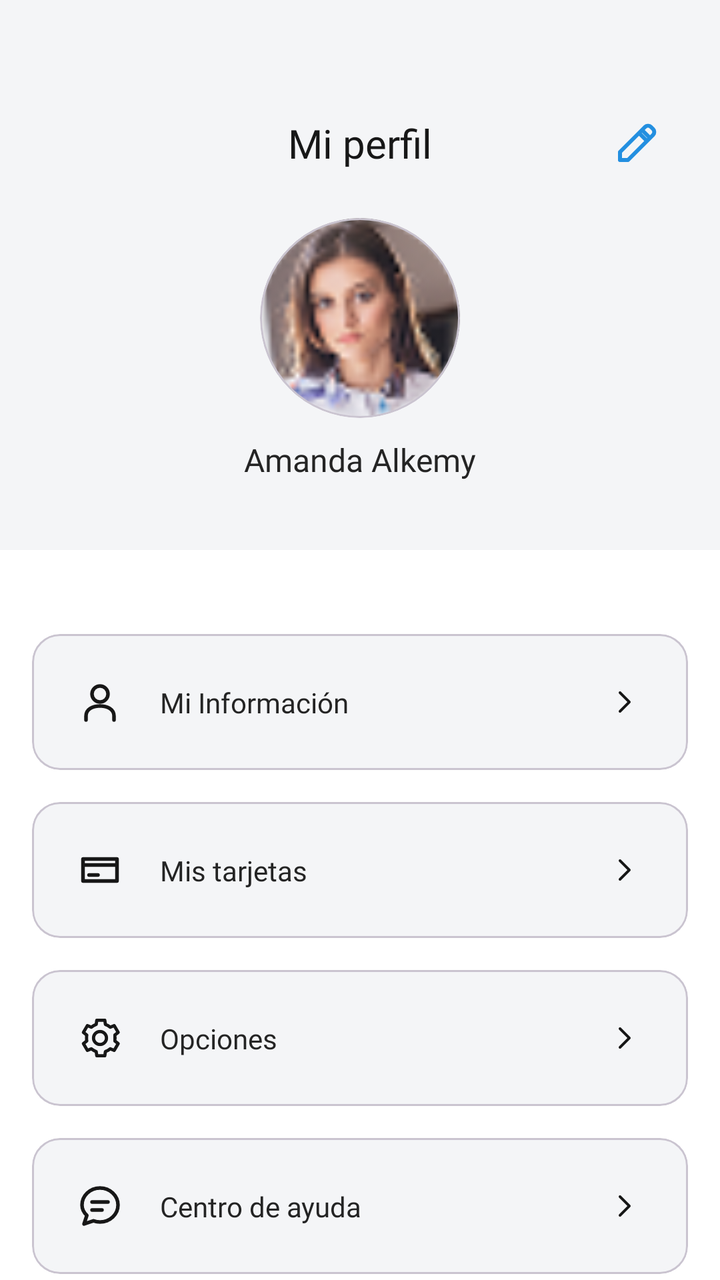
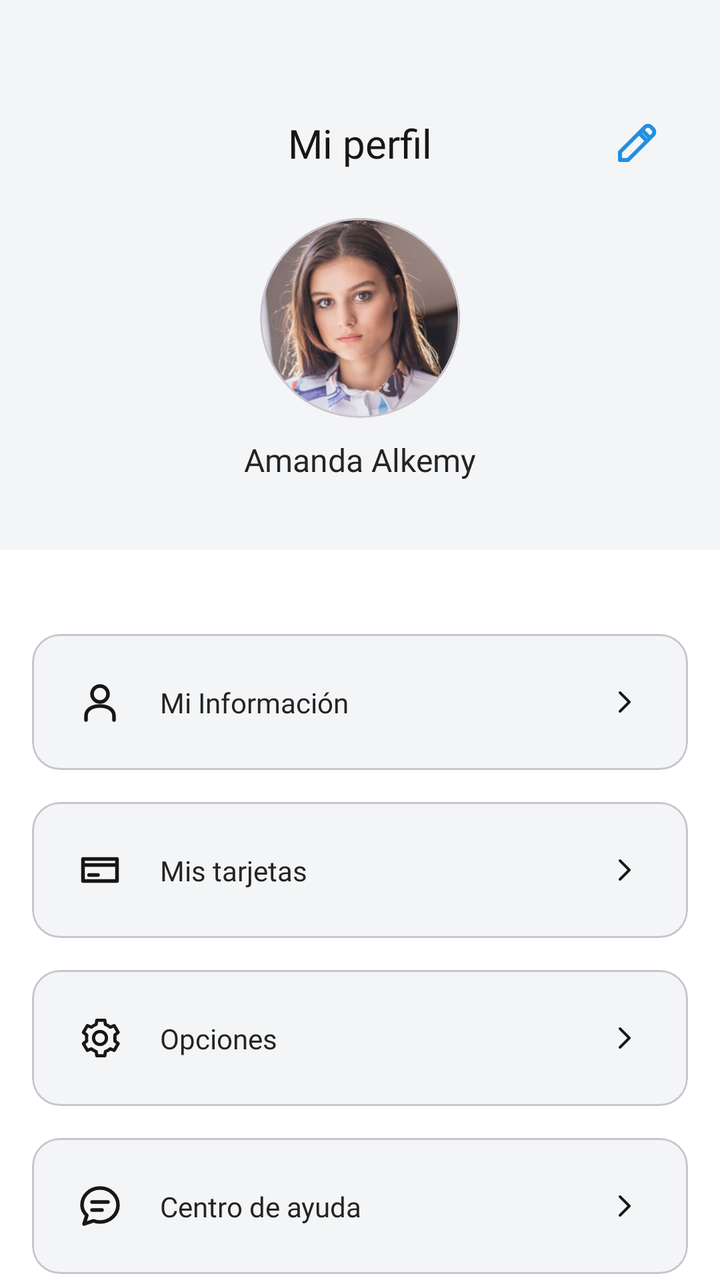

Screens rendered from an Android XML layout before and after an edit, with the pre-edit source and the edit as a unified diff.
<!-- AndroidManifest.xml: application theme Theme.ProyectoAlkeWallet -->
<!-- res/layout/activity_profile.xml -->
<?xml version="1.0" encoding="utf-8"?>
<androidx.constraintlayout.widget.ConstraintLayout xmlns:android="http://schemas.android.com/apk/res/android"
    xmlns:app="http://schemas.android.com/apk/res-auto"
    xmlns:tools="http://schemas.android.com/tools"
    android:id="@+id/main"
    android:layout_width="match_parent"
    android:layout_height="match_parent"
    android:background="@android:color/white"
    tools:context=".Profile">

    <View
        android:id="@+id/profile_header"
        android:layout_width="0dp"
        android:layout_height="275dp"
        android:background="#F4F5F7"
        app:layout_constraintEnd_toEndOf="parent"
        app:layout_constraintStart_toStartOf="parent"
        app:layout_constraintTop_toTopOf="parent" />

    <TextView
        android:id="@+id/tv_profile_title"
        android:layout_width="wrap_content"
        android:layout_height="wrap_content"
        android:layout_marginTop="58dp"
        android:fontFamily="@font/jua"
        android:text="@string/mi_perfil"
        android:textColor="#171717"
        android:textSize="20sp"
        app:layout_constraintEnd_toEndOf="parent"
        app:layout_constraintStart_toStartOf="parent"
        app:layout_constraintTop_toTopOf="parent" />

    <ImageView
        android:id="@+id/iv_edit_profile"
        android:layout_width="44dp"
        android:layout_height="44dp"
        android:layout_marginTop="50dp"
        android:layout_marginEnd="20dp"
        android:contentDescription="@string/editar_perfil"
        android:padding="10dp"
        android:src="@drawable/ic_edit_profile"
        app:layout_constraintEnd_toEndOf="parent"
        app:layout_constraintTop_toTopOf="parent"
        app:tint="#238FE0" />

    <com.google.android.material.card.MaterialCardView
        android:id="@+id/avatar_container"
        android:layout_width="100dp"
        android:layout_height="100dp"
        android:layout_marginTop="24dp"
        app:cardBackgroundColor="@android:color/white"
        app:cardCornerRadius="52dp"
        app:cardElevation="0dp"
        app:layout_constraintEnd_toEndOf="parent"
        app:layout_constraintStart_toStartOf="parent"
        app:layout_constraintTop_toBottomOf="@id/tv_profile_title">

        <com.google.android.material.imageview.ShapeableImageView
            android:id="@+id/iv_profile_avatar"
            android:layout_width="100dp"
            android:layout_height="100dp"
            android:layout_gravity="center"
            android:contentDescription="@string/foto_de_amanda"
            android:scaleType="centerCrop"
            android:src="@drawable/img_avatar"
            app:shapeAppearanceOverlay="@style/CircleImageView" />

    </com.google.android.material.card.MaterialCardView>

    <TextView
        android:id="@+id/tv_profile_name"
        android:layout_width="wrap_content"
        android:layout_height="wrap_content"
        android:layout_marginTop="10dp"
        android:fontFamily="@font/jua"
        android:text="@string/amanda_alkemy"
        android:textColor="#242424"
        android:textSize="16sp"
        app:layout_constraintEnd_toEndOf="parent"
        app:layout_constraintStart_toStartOf="parent"
        app:layout_constraintTop_toBottomOf="@id/avatar_container" />

    <androidx.core.widget.NestedScrollView
        android:id="@+id/profile_options_scroll"
        android:layout_width="0dp"
        android:layout_height="0dp"
        android:clipToPadding="false"
        android:fillViewport="true"
        android:overScrollMode="never"
        app:layout_constraintBottom_toBottomOf="parent"
        app:layout_constraintEnd_toEndOf="parent"
        app:layout_constraintStart_toStartOf="parent"
        app:layout_constraintTop_toBottomOf="@id/profile_header">

        <LinearLayout
            android:layout_width="match_parent"
            android:layout_height="wrap_content"
            android:orientation="vertical"
            android:paddingStart="16dp"
            android:paddingTop="42dp"
            android:paddingEnd="16dp"
            android:paddingBottom="32dp">

            <com.google.android.material.card.MaterialCardView
                android:layout_width="match_parent"
                android:layout_height="68dp"
                app:cardBackgroundColor="#F4F5F7"
                app:cardCornerRadius="14dp"
                app:cardElevation="0dp">

                <androidx.constraintlayout.widget.ConstraintLayout
                    android:layout_width="match_parent"
                    android:layout_height="match_parent">

                    <ImageView
                        android:id="@+id/iv_personal_information"
                        android:layout_width="24dp"
                        android:layout_height="24dp"
                        android:layout_marginStart="22dp"
                        android:contentDescription="@null"
                        android:src="@drawable/ic_profile_person"
                        app:layout_constraintBottom_toBottomOf="parent"
                        app:layout_constraintStart_toStartOf="parent"
                        app:layout_constraintTop_toTopOf="parent"
                        app:tint="#171717" />

                    <TextView
                        android:layout_width="0dp"
                        android:layout_height="wrap_content"
                        android:layout_marginStart="18dp"
                        android:layout_marginEnd="12dp"
                        android:fontFamily="@font/jua"
                        android:text="@string/mi_informacion"
                        android:textColor="#242424"
                        android:textSize="14sp"
                        app:layout_constraintBottom_toBottomOf="parent"
                        app:layout_constraintEnd_toStartOf="@id/iv_personal_information_arrow"
                        app:layout_constraintStart_toEndOf="@id/iv_personal_information"
                        app:layout_constraintTop_toTopOf="parent" />

                    <ImageView
                        android:id="@+id/iv_personal_information_arrow"
                        android:layout_width="24dp"
                        android:layout_height="24dp"
                        android:layout_marginEnd="20dp"
                        android:contentDescription="@null"
                        android:padding="4dp"
                        android:src="@drawable/ic_chevron_right"
                        app:layout_constraintBottom_toBottomOf="parent"
                        app:layout_constraintEnd_toEndOf="parent"
                        app:layout_constraintTop_toTopOf="parent"
                        app:tint="#171717" />

                </androidx.constraintlayout.widget.ConstraintLayout>

            </com.google.android.material.card.MaterialCardView>

            <com.google.android.material.card.MaterialCardView
                android:layout_width="match_parent"
                android:layout_height="68dp"
                android:layout_marginTop="16dp"
                app:cardBackgroundColor="#F4F5F7"
                app:cardCornerRadius="14dp"
                app:cardElevation="0dp">

                <androidx.constraintlayout.widget.ConstraintLayout
                    android:layout_width="match_parent"
                    android:layout_height="match_parent">

                    <ImageView
                        android:id="@+id/iv_cards"
                        android:layout_width="24dp"
                        android:layout_height="24dp"
                        android:layout_marginStart="22dp"
                        android:contentDescription="@null"
                        android:src="@drawable/ic_profile_card"
                        app:layout_constraintBottom_toBottomOf="parent"
                        app:layout_constraintStart_toStartOf="parent"
                        app:layout_constraintTop_toTopOf="parent"
                        app:tint="#171717" />

                    <TextView
                        android:layout_width="0dp"
                        android:layout_height="wrap_content"
                        android:layout_marginStart="18dp"
                        android:layout_marginEnd="12dp"
                        android:fontFamily="@font/jua"
                        android:text="@string/mis_tarjetas"
                        android:textColor="#242424"
                        android:textSize="14sp"
                        app:layout_constraintBottom_toBottomOf="parent"
                        app:layout_constraintEnd_toStartOf="@id/iv_cards_arrow"
                        app:layout_constraintStart_toEndOf="@id/iv_cards"
                        app:layout_constraintTop_toTopOf="parent" />

                    <ImageView
                        android:id="@+id/iv_cards_arrow"
                        android:layout_width="24dp"
                        android:layout_height="24dp"
                        android:layout_marginEnd="20dp"
                        android:contentDescription="@null"
                        android:padding="4dp"
                        android:src="@drawable/ic_chevron_right"
                        app:layout_constraintBottom_toBottomOf="parent"
                        app:layout_constraintEnd_toEndOf="parent"
                        app:layout_constraintTop_toTopOf="parent"
                        app:tint="#171717" />

                </androidx.constraintlayout.widget.ConstraintLayout>

            </com.google.android.material.card.MaterialCardView>

            <com.google.android.material.card.MaterialCardView
                android:layout_width="match_parent"
                android:layout_height="68dp"
                android:layout_marginTop="16dp"
                app:cardBackgroundColor="#F4F5F7"
                app:cardCornerRadius="14dp"
                app:cardElevation="0dp">

                <androidx.constraintlayout.widget.ConstraintLayout
                    android:layout_width="match_parent"
                    android:layout_height="match_parent">

                    <ImageView
                        android:id="@+id/iv_options"
                        android:layout_width="24dp"
                        android:layout_height="24dp"
                        android:layout_marginStart="22dp"
                        android:contentDescription="@null"
                        android:src="@drawable/ic_profile_settings"
                        app:layout_constraintBottom_toBottomOf="parent"
                        app:layout_constraintStart_toStartOf="parent"
                        app:layout_constraintTop_toTopOf="parent"
                        app:tint="#171717" />

                    <TextView
                        android:layout_width="0dp"
                        android:layout_height="wrap_content"
                        android:layout_marginStart="18dp"
                        android:layout_marginEnd="12dp"
                        android:fontFamily="@font/jua"
                        android:text="@string/opciones"
                        android:textColor="#242424"
                        android:textSize="14sp"
                        app:layout_constraintBottom_toBottomOf="parent"
                        app:layout_constraintEnd_toStartOf="@id/iv_options_arrow"
                        app:layout_constraintStart_toEndOf="@id/iv_options"
                        app:layout_constraintTop_toTopOf="parent" />

                    <ImageView
                        android:id="@+id/iv_options_arrow"
                        android:layout_width="24dp"
                        android:layout_height="24dp"
                        android:layout_marginEnd="20dp"
                        android:contentDescription="@null"
                        android:padding="4dp"
                        android:src="@drawable/ic_chevron_right"
                        app:layout_constraintBottom_toBottomOf="parent"
                        app:layout_constraintEnd_toEndOf="parent"
                        app:layout_constraintTop_toTopOf="parent"
                        app:tint="#171717" />

                </androidx.constraintlayout.widget.ConstraintLayout>

            </com.google.android.material.card.MaterialCardView>

            <com.google.android.material.card.MaterialCardView
                android:layout_width="match_parent"
                android:layout_height="68dp"
                android:layout_marginTop="16dp"
                app:cardBackgroundColor="#F4F5F7"
                app:cardCornerRadius="14dp"
                app:cardElevation="0dp">

                <androidx.constraintlayout.widget.ConstraintLayout
                    android:layout_width="match_parent"
                    android:layout_height="match_parent">

                    <ImageView
                        android:id="@+id/iv_help_center"
                        android:layout_width="24dp"
                        android:layout_height="24dp"
                        android:layout_marginStart="22dp"
                        android:contentDescription="@null"
                        android:src="@drawable/ic_profile_help"
                        app:layout_constraintBottom_toBottomOf="parent"
                        app:layout_constraintStart_toStartOf="parent"
                        app:layout_constraintTop_toTopOf="parent"
                        app:tint="#171717" />

                    <TextView
                        android:layout_width="0dp"
                        android:layout_height="wrap_content"
                        android:layout_marginStart="18dp"
                        android:layout_marginEnd="12dp"
                        android:fontFamily="@font/jua"
                        android:text="@string/centro_de_ayuda"
                        android:textColor="#242424"
                        android:textSize="14sp"
                        app:layout_constraintBottom_toBottomOf="parent"
                        app:layout_constraintEnd_toStartOf="@id/iv_help_center_arrow"
                        app:layout_constraintStart_toEndOf="@id/iv_help_center"
                        app:layout_constraintTop_toTopOf="parent" />

                    <ImageView
                        android:id="@+id/iv_help_center_arrow"
                        android:layout_width="24dp"
                        android:layout_height="24dp"
                        android:layout_marginEnd="20dp"
                        android:contentDescription="@null"
                        android:padding="4dp"
                        android:src="@drawable/ic_chevron_right"
                        app:layout_constraintBottom_toBottomOf="parent"
                        app:layout_constraintEnd_toEndOf="parent"
                        app:layout_constraintTop_toTopOf="parent"
                        app:tint="#171717" />

                </androidx.constraintlayout.widget.ConstraintLayout>

            </com.google.android.material.card.MaterialCardView>

        </LinearLayout>

    </androidx.core.widget.NestedScrollView>

</androidx.constraintlayout.widget.ConstraintLayout>
<!-- resources referenced by this layout -->
<resources>
  <!-- drawable ic_chevron_right (drawable) -->
  <?xml version="1.0" encoding="utf-8"?>
  <vector xmlns:android="http://schemas.android.com/apk/res/android"
      android:width="24dp"
      android:height="24dp"
      android:viewportWidth="24"
      android:viewportHeight="24">
  
      <path
          android:fillColor="@android:color/transparent"
          android:pathData="M9,5L16,12L9,19"
          android:strokeColor="#171717"
          android:strokeLineCap="round"
          android:strokeLineJoin="round"
          android:strokeWidth="2" />
  
  </vector>
  <!-- drawable ic_edit_profile (drawable) -->
  <?xml version="1.0" encoding="utf-8"?>
  <vector xmlns:android="http://schemas.android.com/apk/res/android"
      android:width="24dp"
      android:height="24dp"
      android:viewportWidth="24"
      android:viewportHeight="24">
  
      <path
          android:fillColor="@android:color/transparent"
          android:pathData="M4,20H8L19,9L15,5L4,16V20ZM13.5,6.5L17.5,10.5M14.5,5.5L16.5,3.5C17.33,2.67 18.67,2.67 19.5,3.5L20.5,4.5C21.33,5.33 21.33,6.67 20.5,7.5L18.5,9.5"
          android:strokeColor="#238FE0"
          android:strokeLineCap="round"
          android:strokeLineJoin="round"
          android:strokeWidth="2" />
  
  </vector>
  <!-- drawable ic_profile_card (drawable) -->
  <?xml version="1.0" encoding="utf-8"?>
  <vector xmlns:android="http://schemas.android.com/apk/res/android"
      android:width="24dp"
      android:height="24dp"
      android:viewportWidth="24"
      android:viewportHeight="24">
  
      <path
          android:fillColor="@android:color/transparent"
          android:pathData="M3.5,6.5H20.5V17.5H3.5ZM3.5,9.5H20.5M6.5,14.5H11"
          android:strokeColor="#171717"
          android:strokeLineCap="round"
          android:strokeLineJoin="round"
          android:strokeWidth="1.8" />
  
  </vector>
  <!-- drawable ic_profile_help (drawable) -->
  <?xml version="1.0" encoding="utf-8"?>
  <vector xmlns:android="http://schemas.android.com/apk/res/android"
      android:width="24dp"
      android:height="24dp"
      android:viewportWidth="24"
      android:viewportHeight="24">
  
      <path
          android:fillColor="@android:color/transparent"
          android:pathData="M21,11.5C21,16.19 16.97,20 12,20C10.84,20 9.73,19.79 8.71,19.41L4,21L5.43,16.71C3.92,15.28 3,13.47 3,11.5C3,6.81 7.03,3 12,3C16.97,3 21,6.81 21,11.5ZM8,10H16M8,14H13"
          android:strokeColor="#171717"
          android:strokeLineCap="round"
          android:strokeLineJoin="round"
          android:strokeWidth="1.8" />
  
  </vector>
  <!-- drawable ic_profile_person (drawable) -->
  <?xml version="1.0" encoding="utf-8"?>
  <vector xmlns:android="http://schemas.android.com/apk/res/android"
      android:width="24dp"
      android:height="24dp"
      android:viewportWidth="24"
      android:viewportHeight="24">
  
      <path
          android:fillColor="@android:color/transparent"
          android:pathData="M12,12C14.21,12 16,10.21 16,8C16,5.79 14.21,4 12,4C9.79,4 8,5.79 8,8C8,10.21 9.79,12 12,12ZM5,21V19C5,15.69 8.13,14 12,14C15.87,14 19,15.69 19,19V21"
          android:strokeColor="#171717"
          android:strokeLineCap="round"
          android:strokeLineJoin="round"
          android:strokeWidth="1.8" />
  
  </vector>
  <!-- drawable img_avatar: png bitmap (drawable, 4385 bytes) -->
  <string name="amanda_alkemy">Amanda Alkemy</string>
  <string name="centro_de_ayuda">Centro de ayuda</string>
  <string name="editar_perfil">Editar perfil</string>
  <string name="foto_de_amanda">Foto de Amanda</string>
  <string name="mi_informacion">Mi Información</string>
  <string name="mi_perfil">Mi perfil</string>
  <string name="mis_tarjetas">Mis tarjetas</string>
  <string name="opciones">Opciones</string>
  <style name="CircleImageView">
          <item name="cornerFamily">rounded</item>
          <item name="cornerSize">50%</item>
      </style>
  <style name="Theme.ProyectoAlkeWallet" parent="Base.Theme.ProyectoAlkeWallet" />
  <style name="Base.Theme.ProyectoAlkeWallet" parent="Theme.Material3.DayNight.NoActionBar">
          
          
      </style>
  <!-- unchanged entries left out for length: 1 -->
</resources>

<!-- the commit's change to res/layout/activity_profile.xml (unified diff, before → after) -->
@@ -62,7 +62,7 @@
             android:layout_gravity="center"
             android:contentDescription="@string/foto_de_amanda"
             android:scaleType="centerCrop"
-            android:src="@drawable/img_avatar"
+            android:src="@drawable/img_avatar_profile"
             app:shapeAppearanceOverlay="@style/CircleImageView" />
 
     </com.google.android.material.card.MaterialCardView>
<!-- resource entries referenced after the edit -->
@@ -85,7 +85,7 @@
           android:strokeWidth="1.8" />
   
   </vector>
-  <!-- drawable img_avatar: png bitmap (drawable, 4385 bytes) -->
+  <!-- drawable img_avatar_profile: png bitmap (drawable, 108030 bytes) -->
   <string name="amanda_alkemy">Amanda Alkemy</string>
   <string name="centro_de_ayuda">Centro de ayuda</string>
   <string name="editar_perfil">Editar perfil</string>
